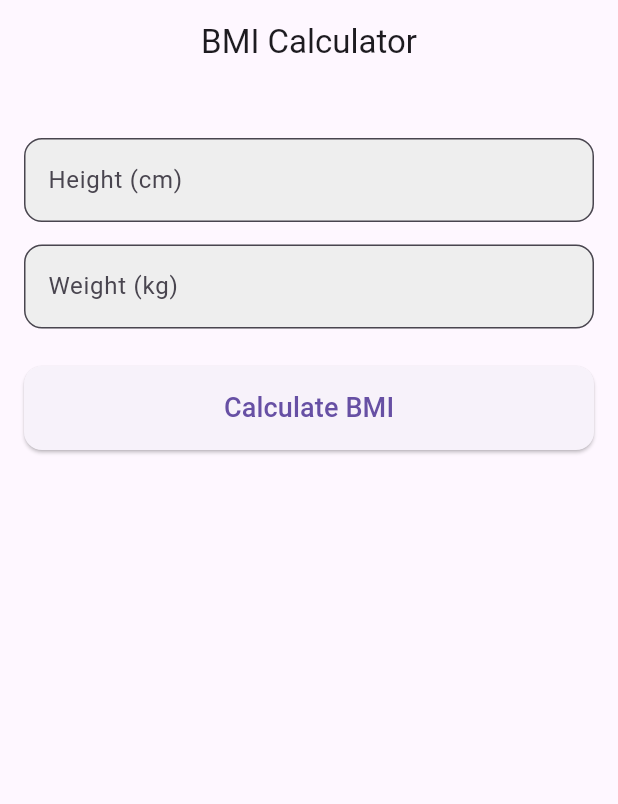
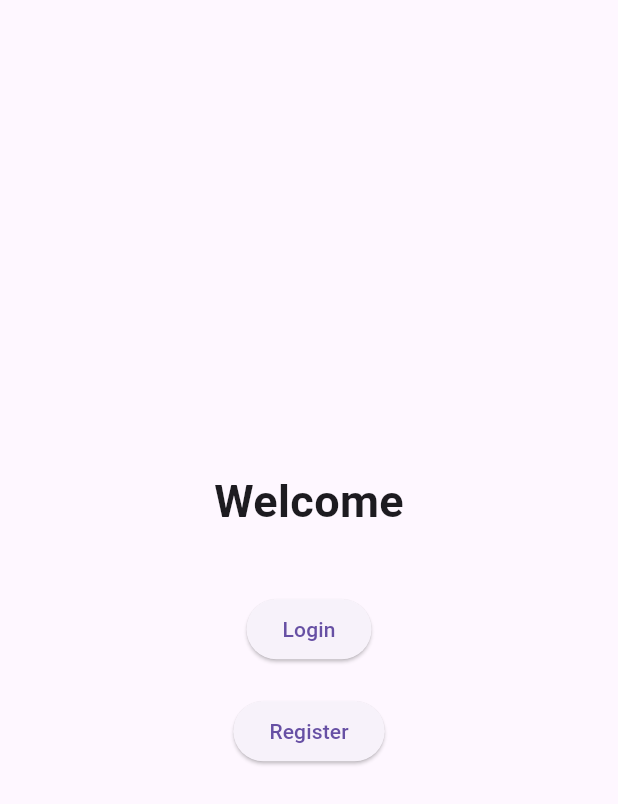
Before and after one commit to AHRaunok/Mobile-application, a Flutter app: the screen it shows after launch, on a phone screen of 412 x 824 dp. Shown: the top 804 px of the screen. Run offline on Flutter 3.47's test engine with Material 3 defaults, Android fonts, the phone set to English and light mode, and no system bars.

Commit message:
login< resiter main screen

```diff
--- a/lib/main.dart
+++ b/lib/main.dart
@@ -1,5 +1,5 @@
 import 'package:flutter/material.dart';
-import 'screens/home_screen.dart';
+import 'screens/landing_screen.dart';
 
 void main() {
   runApp(const MyApp());
@@ -10,13 +10,9 @@ class MyApp extends StatelessWidget {
 
   @override
   Widget build(BuildContext context) {
-    return MaterialApp(
+    return const MaterialApp(
       debugShowCheckedModeBanner: false,
-      title: 'BMI Calculator',
-      theme: ThemeData(
-        primarySwatch: Colors.blue,
-      ),
-      home: const HomeScreen(),
+      home: LandingScreen(),
     );
   }
 }
--- /dev/null
+++ b/lib/screens/landing_screen.dart
@@ -0,0 +1,50 @@
+import 'package:flutter/material.dart';
+import 'login_screen.dart';
+import 'register_screen.dart';
+
+class LandingScreen extends StatelessWidget {
+  const LandingScreen({super.key});
+
+  @override
+  Widget build(BuildContext context) {
+    return Scaffold(
+      body: Center(
+        child: Padding(
+          padding: const EdgeInsets.all(20),
+          child: Column(
+            mainAxisAlignment: MainAxisAlignment.center,
+            children: [
+              const Text(
+                "Welcome",
+                style: TextStyle(fontSize: 30, fontWeight: FontWeight.bold),
+              ),
+              const SizedBox(height: 40),
+
+              ElevatedButton(
+                onPressed: () {
+                  Navigator.push(
+                    context,
+                    MaterialPageRoute(builder: (_) => const LoginScreen()),
+                  );
+                },
+                child: const Text("Login"),
+              ),
+
+              const SizedBox(height: 20),
+
+              ElevatedButton(
+                onPressed: () {
+                  Navigator.push(
+                    context,
+                    MaterialPageRoute(builder: (_) => const RegisterScreen()),
+                  );
+                },
+                child: const Text("Register"),
+              ),
+            ],
+          ),
+        ),
+      ),
+    );
+  }
+}
```
Also changed, not shown: lib/screens/login_screen.dart (added, +39 -0 lines), lib/screens/register_screen.dart (added, +41 -0 lines).
